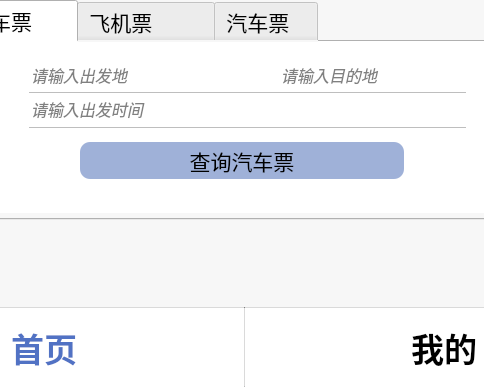
The window that Traffic-consultation-system/UserHomePage.ui (luaming/Traffic-consultation-system) describes before a commit, drawn with Qt 5; both pictures show x 156 to 640 and y 113 to 500 of the 800 by 500 pixel window.
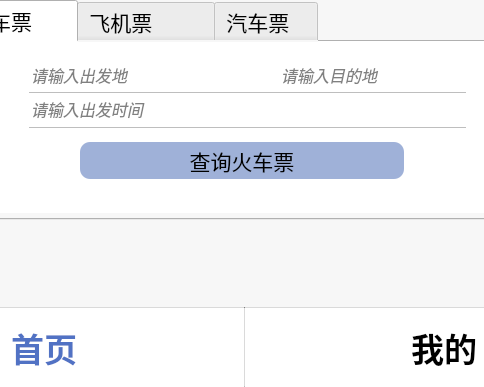
The same window after the commit. The open tabs and pages were chosen to show the change. Icons and pictures are not drawn.

Commit message: 修正手误

```diff
--- a/Traffic-consultation-system/UserHomePage.ui
+++ b/Traffic-consultation-system/UserHomePage.ui
@@ -183,7 +183,7 @@
      <cursorShape>PointingHandCursor</cursorShape>
     </property>
     <property name="autoFillBackground">
-     <bool>true</bool>
+     <bool>false</bool>
     </property>
     <property name="styleSheet">
      <string notr="true"/>
@@ -318,7 +318,7 @@
 }</string>
        </property>
        <property name="text">
-        <string>查询汽车票</string>
+        <string>查询火车票</string>
        </property>
        <property name="iconSize">
         <size>
```
Left out of the diff: 4 changed lines with no effect on the pictures. The commit also changes 2 other files.
